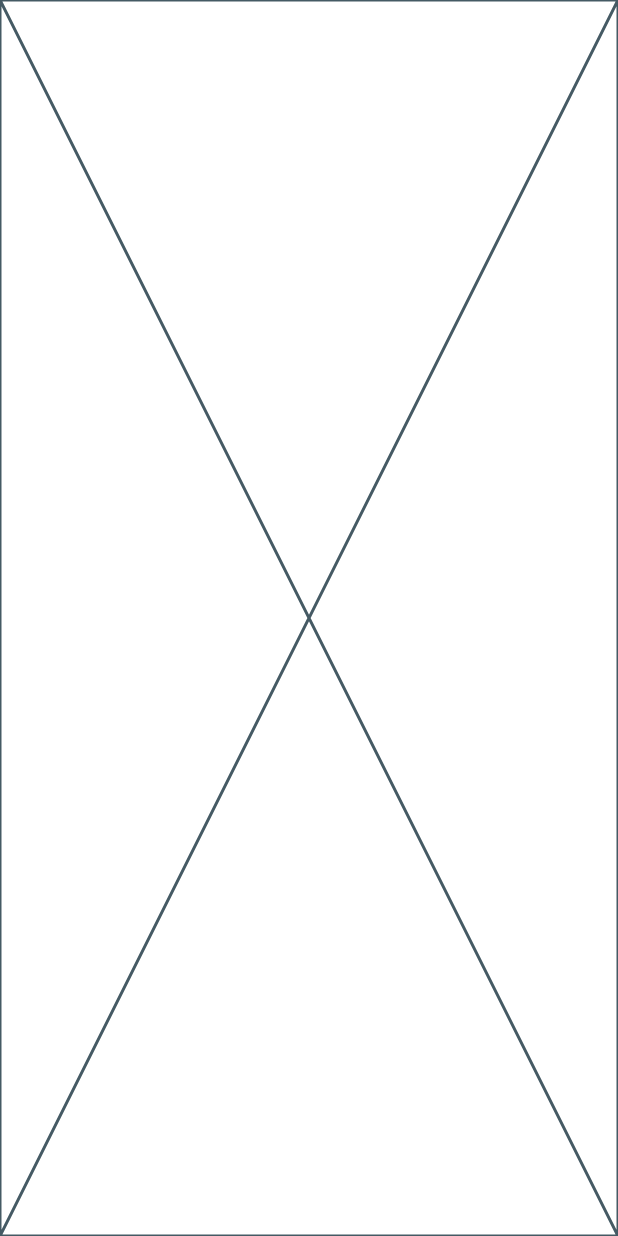
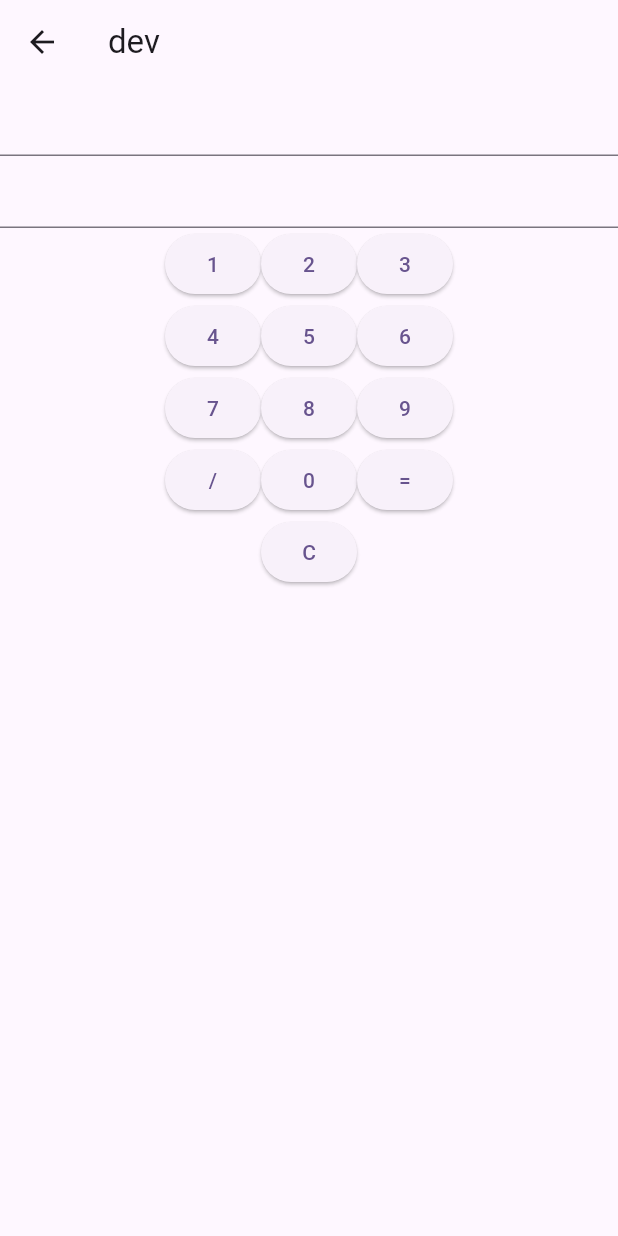
Before and after one commit to glgl-1/calculator, a Flutter app: the screen it shows after launch, after a tap on "Divide", on a phone screen of 412 x 824 dp. Run offline on Flutter 3.47's test engine with Material 3 defaults, Android fonts, the phone set to English and light mode, and no system bars.

Commit message:
dev
dev_finish

```diff
--- a/calculator_app/lib/view/dev.dart
+++ b/calculator_app/lib/view/dev.dart
@@ -8,8 +8,228 @@ class Devcalc extends StatefulWidget {
 }
 
 class _DevcalcState extends State<Devcalc> {
+  late TextEditingController numberController; // 숫자로 화면에 보여짐
+  late TextEditingController inPutContrrler; // 저장된 숫자를 보여줌
+  late List<double> numberReslt; // 컨트롤러에서 넘어온 숫자를 저장
+  late String disPlay;
+
+  @override
+  void initState() {
+    super.initState();
+    numberController = TextEditingController();
+    inPutContrrler = TextEditingController();
+    numberReslt = [];
+    disPlay = '';
+  }
+
   @override
   Widget build(BuildContext context) {
-    return const Placeholder();
+    return Scaffold(
+      appBar: AppBar(
+        title: const Text('dev'),
+      ),
+      body: Center(
+        child: Column(
+          children: [
+            TextField(
+              controller: inPutContrrler,
+              readOnly: true,
+            ),
+            TextField(
+              controller: numberController,
+              readOnly: true,
+            ),
+            Row(
+              mainAxisAlignment: MainAxisAlignment.center,
+              children: [
+                ElevatedButton(
+                  onPressed: () {
+                    viewNumber1();
+                  },
+                  child: const Text('1'),
+                ),
+                ElevatedButton(
+                  onPressed: () {
+                    viewNumber2();
+                  },
+                  child: const Text('2'),
+                ),
+                ElevatedButton(
+                  onPressed: () {
+                    viewNumber3();
+                  },
+                  child: const Text('3'),
+                ),
+              ],
+            ),
+            Row(
+              mainAxisAlignment: MainAxisAlignment.center,
+              children: [
+                ElevatedButton(
+                  onPressed: () {
+                    viewNumber4();
+                  },
+                  child: const Text('4'),
+                ),
+                ElevatedButton(
+                  onPressed: () {
+                    viewNumber5();
+                  },
+                  child: const Text('5'),
+                ),
+                ElevatedButton(
+                  onPressed: () {
+                    viewNumber6();
+                  },
+                  child: const Text('6'),
+                ),
+              ],
+            ),
+            Row(
+              mainAxisAlignment: MainAxisAlignment.center,
+              children: [
+                ElevatedButton(
+                  onPressed: () {
+                    viewNumber7();
+                  },
+                  child: const Text('7'),
+                ),
+                ElevatedButton(
+                  onPressed: () {
+                    viewNumber8();
+                  },
+                  child: const Text('8'),
+                ),
+                ElevatedButton(
+                  onPressed: () {
+                    viewNumber9();
+                  },
+                  child: const Text('9'),
+                ),
+              ],
+            ),
+            Row(
+              mainAxisAlignment: MainAxisAlignment.center,
+              children: [
+                ElevatedButton(
+                  onPressed: () {
+                    addeNumberlist();
+                  },
+                  child: const Text('/'),
+                ),
+                ElevatedButton(
+                  onPressed: () {
+                    viewNumber0();
+
+                  },
+                  child: const Text('0'),
+                ),
+                ElevatedButton(
+                  onPressed: () {
+                    devNumber();
+                  },
+                  child: const Text('='),
+                ),
+              ],
+            ),
+            ElevatedButton(
+              onPressed: () {
+                reSet();
+              },
+              child: const Text('C'),
+            ),
+          ],
+        ),
+      ),
+    );
   }
-}
+
+  // --- Functions ---
+
+  viewNumber1() {
+    numberController.text += '1';
+  }
+
+  viewNumber2() {
+    numberController.text += '2';
+  }
+
+  viewNumber3() {
+    numberController.text += '3';
+  }
+
+  viewNumber4() {
+    numberController.text += '4';
+  }
+
+  viewNumber5() {
+    numberController.text += '5';
+  }
+
+  viewNumber6() {
+    numberController.text += '6';
+  }
+
+  viewNumber7() {
+    numberController.text += '7';
+  }
+
+  viewNumber8() {
+    numberController.text += '8';
+  }
+
+  viewNumber9() {
+    numberController.text += '9';
+  }
+
+  viewNumber0() {
+    numberController.text += '0';
+  }
+
+  // addNumber() {
+  //   // + 표시를 누르면 numReslt에 int로 변경되어 저장
+  //   if (numberController.text.isNotEmpty) {
+  //     numberReslt.add(int.parse(numberController.text));
+  //     numberController.text = '';
+  //   }
+  // }
+
+  addeNumberlist() {
+    // 나누기를 눌렀을 때 리스트에 저장
+    if (numberController.text.isNotEmpty) {
+      numberReslt..add(double.parse(numberController.text));
+      inPutContrrler.text = numberController.text += '/';
+      numberController.text = '';
+    }
+  }
+
+  devNumber() {
+    // = 누르면 마지막에 입력한 값까지 numReslt에 있는 모든 정수를 나눔
+    if (numberController.text.isNotEmpty) {
+      numberReslt.add(double.parse(numberController.text));
+    }
+    double result = numberReslt[0].toDouble();
+    for (int i = 1; i < numberReslt.length; i++) {
+      result /= numberReslt[i].toDouble();
+    }
+    numberReslt..add(double.parse(numberController.text));
+    numberController.text = result.toString();
+    numberReslt = [];
+    inPutContrrler.text = '';
+    print(numberReslt);
+  }
+
+
+  // disPlayNumber(){  // inputController에 누적되는 글자 표기
+  //   inPutContrrler.text += disPlay.toString();
+  //   inPutContrrler.text += '/';
+  // }
+
+  reSet() {
+    // 초기화
+    numberController.text = '';
+    inPutContrrler.text = '';
+    disPlay = '';
+    numberReslt = [];
+  }
+}//END
```
